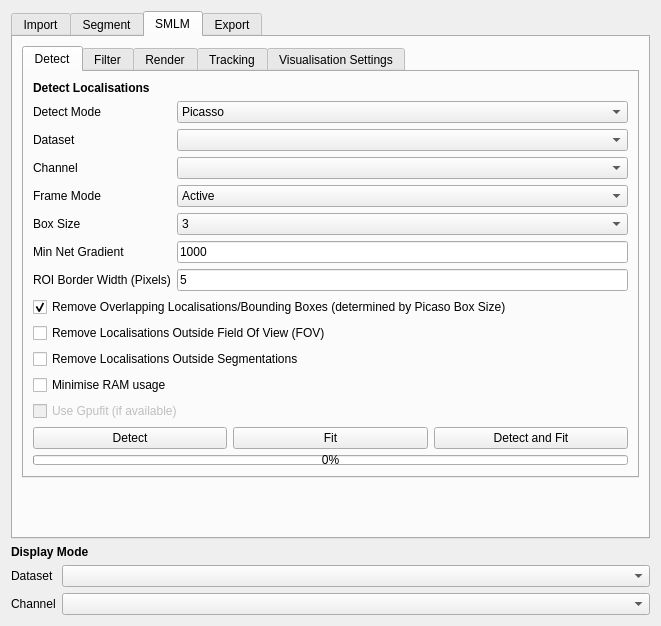
piedrro/napari-moltrack, file src/moltrack/GUI/widget_ui.ui: the form before one commit.
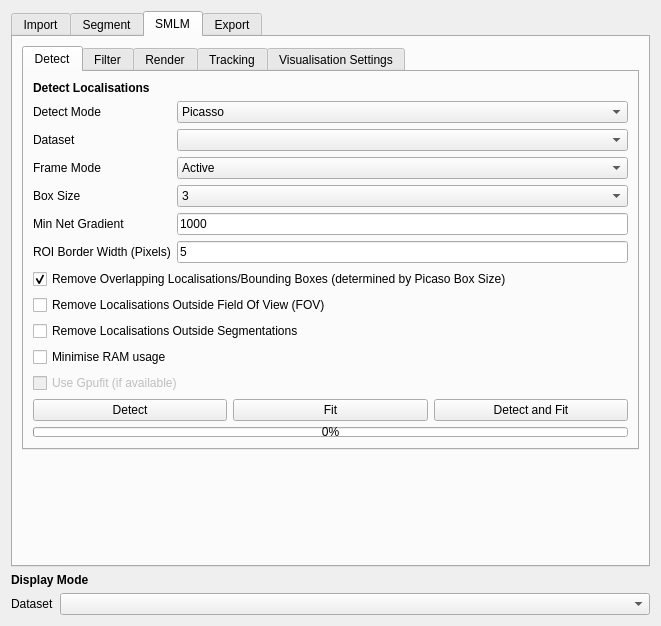
The form after the commit. The open tabs and pages were chosen to show the change.

```diff
--- a/src/moltrack/GUI/widget_ui.ui
+++ b/src/moltrack/GUI/widget_ui.ui
@@ -869,23 +869,13 @@
               <widget class="QComboBox" name="picasso_dataset"/>
              </item>
              <item row="2" column="0">
-              <widget class="QLabel" name="label_6">
-               <property name="text">
-                <string>Channel</string>
-               </property>
-              </widget>
-             </item>
-             <item row="2" column="1">
-              <widget class="QComboBox" name="picasso_channel"/>
-             </item>
-             <item row="3" column="0">
               <widget class="QLabel" name="label_8">
                <property name="text">
                 <string>Frame Mode</string>
                </property>
               </widget>
              </item>
-             <item row="3" column="1">
+             <item row="2" column="1">
               <widget class="QComboBox" name="picasso_frame_mode">
                <item>
                 <property name="text">
@@ -899,14 +889,14 @@
                </item>
               </widget>
              </item>
-             <item row="4" column="0">
+             <item row="3" column="0">
               <widget class="QLabel" name="label_28">
                <property name="text">
                 <string>Box Size</string>
                </property>
               </widget>
              </item>
-             <item row="4" column="1">
+             <item row="3" column="1">
               <widget class="QComboBox" name="picasso_box_size">
                <property name="currentIndex">
                 <number>0</number>
@@ -948,28 +938,28 @@
                </item>
               </widget>
              </item>
-             <item row="5" column="0">
+             <item row="4" column="0">
               <widget class="QLabel" name="label_5">
                <property name="text">
                 <string>Min Net Gradient</string>
                </property>
               </widget>
              </item>
-             <item row="5" column="1">
+             <item row="4" column="1">
               <widget class="QLineEdit" name="picasso_min_net_gradient">
                <property name="text">
                 <string>1000</string>
                </property>
               </widget>
              </item>
-             <item row="6" column="0">
+             <item row="5" column="0">
               <widget class="QLabel" name="label_35">
                <property name="text">
                 <string>ROI Border Width (Pixels)</string>
                </property>
               </widget>
              </item>
-             <item row="6" column="1">
+             <item row="5" column="1">
               <widget class="QLineEdit" name="picasso_roi_border_width">
                <property name="text">
                 <string>5</string>
@@ -1888,17 +1878,7 @@
       </widget>
      </item>
      <item row="0" column="1">
-      <widget class="QComboBox" name="pixseq_dataset_selector"/>
-     </item>
-     <item row="1" column="0">
-      <widget class="QLabel" name="label_15">
-       <property name="text">
-        <string>Channel</string>
-       </property>
-      </widget>
-     </item>
-     <item row="1" column="1">
-      <widget class="QComboBox" name="pixseq_channel_selector"/>
+      <widget class="QComboBox" name="moltrack_dataset_selector"/>
      </item>
     </layout>
    </item>
```
Left out of the diff: 321 changed lines with no effect on the pictures.
